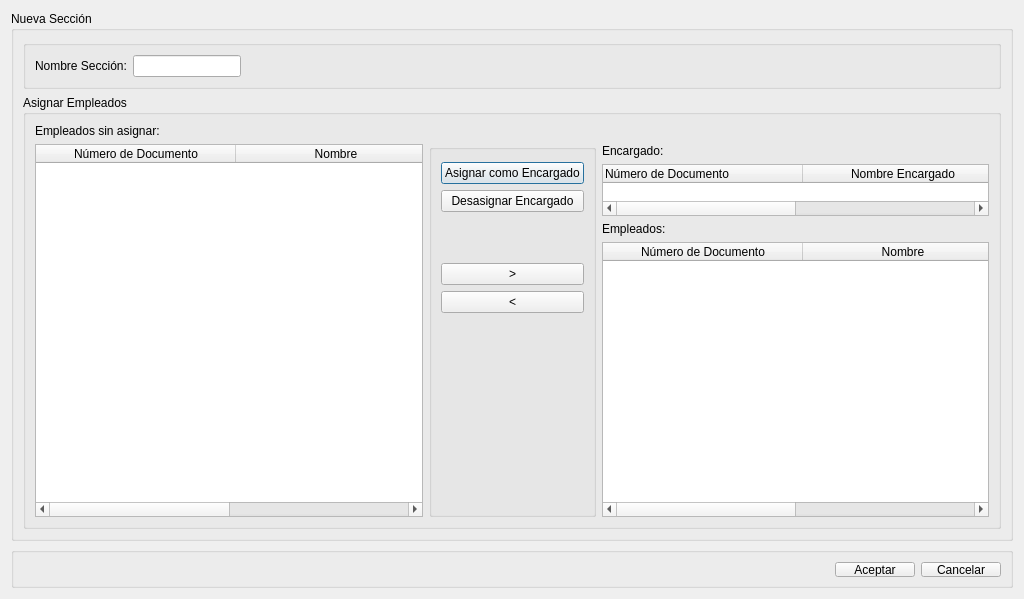
guilleurrutia10/division-transporte, file src/ui/DialogAltaSeccion.ui: the form before one commit.
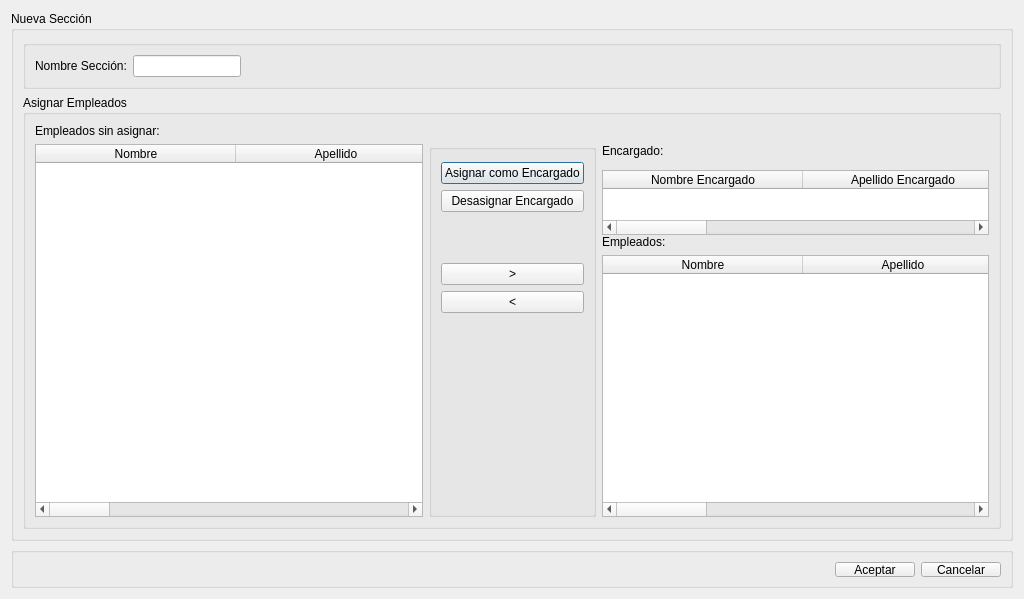
The form after the commit.

Commit message: Funcionalidad Tipos de Reparaciones completa (alta y listado)

```diff
--- a/src/ui/DialogAltaSeccion.ui
+++ b/src/ui/DialogAltaSeccion.ui
@@ -198,16 +198,36 @@
            <attribute name="horizontalHeaderStretchLastSection">
             <bool>true</bool>
            </attribute>
-           <column>
-            <property name="text">
-             <string>Número de Documento</string>
-            </property>
-           </column>
            <column>
             <property name="text">
              <string>Nombre</string>
             </property>
            </column>
+           <column>
+            <property name="text">
+             <string>Apellido</string>
+            </property>
+           </column>
+           <column>
+            <property name="text">
+             <string>Tipo Documento</string>
+            </property>
+           </column>
+           <column>
+            <property name="text">
+             <string>Documento</string>
+            </property>
+           </column>
+           <column>
+            <property name="text">
+             <string>Fecha Nacimiento</string>
+            </property>
+           </column>
+           <column>
+            <property name="text">
+             <string>Email</string>
+            </property>
+           </column>
           </widget>
          </item>
          <item row="1" column="3">
@@ -221,6 +241,12 @@
            </item>
            <item>
             <widget class="QTableWidget" name="tableWidgetEncargadoAsignado">
+             <property name="minimumSize">
+              <size>
+               <width>0</width>
+               <height>65</height>
+              </size>
+             </property>
              <property name="maximumSize">
               <size>
                <width>16777215</width>
@@ -235,17 +261,27 @@
              </attribute>
              <column>
               <property name="text">
-               <string>Número de Documento</string>
+               <string>Nombre Encargado</string>
+              </property>
+             </column>
+             <column>
+              <property name="text">
+               <string>Apellido Encargado</string>
+              </property>
+             </column>
+             <column>
+              <property name="text">
+               <string>Tipo Documento</string>
+              </property>
+             </column>
+             <column>
+              <property name="text">
+               <string>Documento</string>
               </property>
               <property name="textAlignment">
                <set>AlignJustify|AlignVCenter</set>
               </property>
              </column>
-             <column>
-              <property name="text">
-               <string>Nombre Encargado</string>
-              </property>
-             </column>
             </widget>
            </item>
            <item>
@@ -263,16 +299,26 @@
              <attribute name="horizontalHeaderStretchLastSection">
               <bool>true</bool>
              </attribute>
-             <column>
-              <property name="text">
-               <string>Número de Documento</string>
-              </property>
-             </column>
              <column>
               <property name="text">
                <string>Nombre</string>
               </property>
              </column>
+             <column>
+              <property name="text">
+               <string>Apellido</string>
+              </property>
+             </column>
+             <column>
+              <property name="text">
+               <string>Tipo Documento</string>
+              </property>
+             </column>
+             <column>
+              <property name="text">
+               <string>Documento</string>
+              </property>
+             </column>
             </widget>
            </item>
           </layout>
```
The commit also changes 19 other files.
